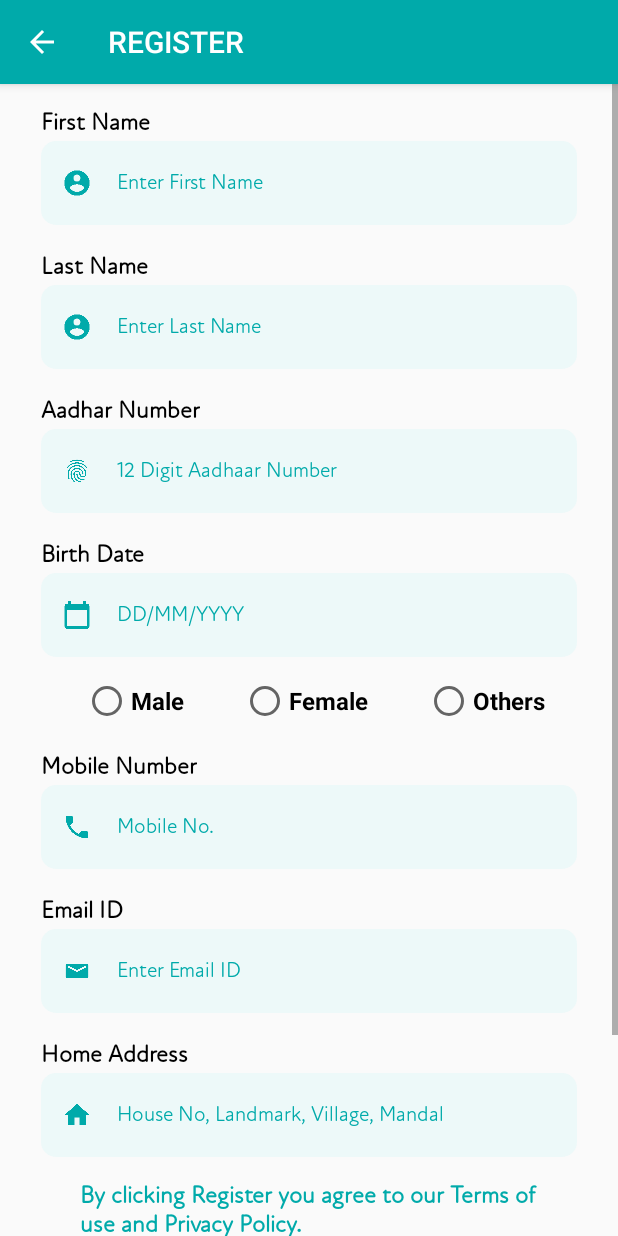
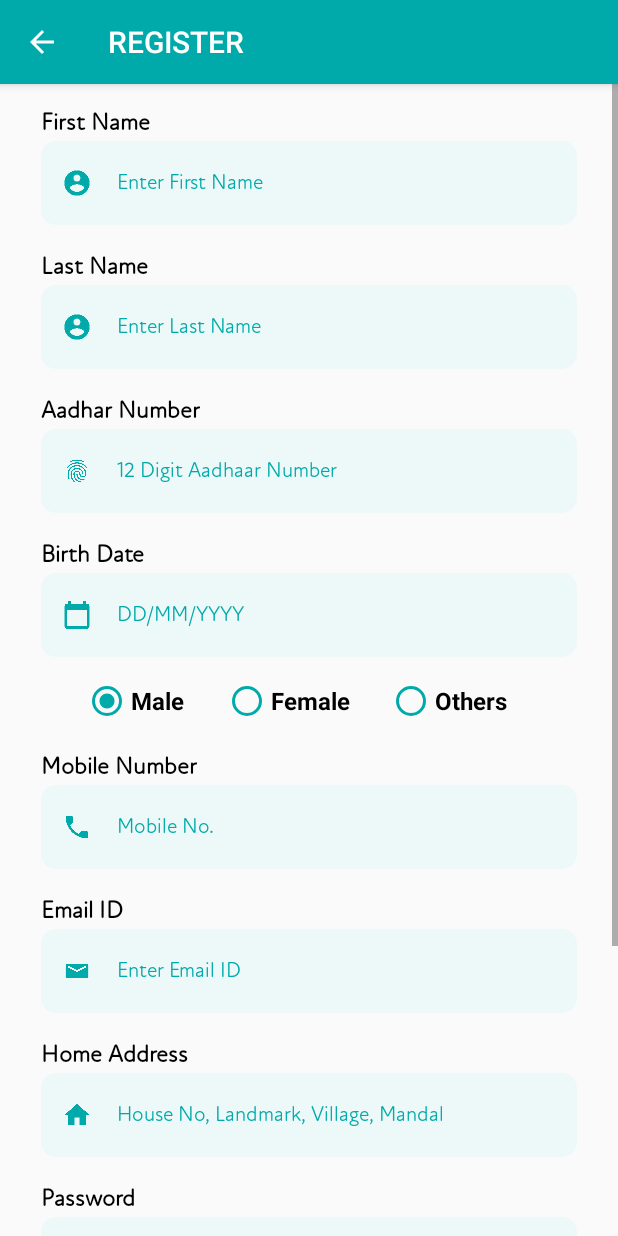
Before and after one commit to priyamshah112/bapatla-health, an Android app: the Registration screen opened directly, with no data from a screen before it, on a phone screen of 412 x 824 dp. Run offline under Robolectric (Android 15) with nearby library versions, the phone set to English and light mode, and no system bars.

Commit message:
registration logic done

```diff
--- a/app/src/main/AndroidManifest.xml
+++ b/app/src/main/AndroidManifest.xml
@@ -2,6 +2,7 @@
 <manifest xmlns:android="http://schemas.android.com/apk/res/android"
     package="com.droiduino.companionappcourse">
 
+    <uses-permission android:name="android.permission.INTERNET" />
     <!-- Permissions for Bluetooth access -->
     <uses-permission android:name="android.permission.BLUETOOTH" />
     <uses-permission android:name="android.permission.BLUETOOTH_ADMIN" />
--- a/app/src/main/res/layout/registration.xml
+++ b/app/src/main/res/layout/registration.xml
@@ -36,6 +36,7 @@
                 android:textStyle="bold" />
 
             <EditText
+                android:id="@+id/name"
                 android:layout_width="match_parent"
                 android:layout_height="56dp"
                 android:layout_marginStart="17dp"
@@ -49,7 +50,8 @@
                 android:textAlignment="textStart"
                 android:textColor="@color/colorPrimary"
                 android:textColorHint="@color/colorPrimary"
-                android:textSize="14sp" />
+                android:textSize="14sp"
+                android:textCursorDrawable = "@null"/>
 
             <TextView
                 android:layout_width="wrap_content"
@@ -65,6 +67,7 @@
                 android:textStyle="bold" />
 
             <EditText
+                android:id="@+id/surname"
                 android:layout_width="match_parent"
                 android:layout_height="56dp"
                 android:layout_marginStart="17dp"
@@ -78,7 +81,8 @@
                 android:textAlignment="textStart"
                 android:textColor="@color/colorPrimary"
                 android:textColorHint="@color/colorPrimary"
-                android:textSize="14sp" />
+                android:textSize="14sp"
+                android:textCursorDrawable = "@null"/>
 
             <TextView
                 android:layout_width="wrap_content"
@@ -94,6 +98,7 @@
                 android:textStyle="bold" />
 
             <EditText
+                android:id="@+id/aadhar_number"
                 android:layout_width="match_parent"
                 android:layout_height="56dp"
                 android:layout_marginStart="17dp"
@@ -107,7 +112,8 @@
                 android:textAlignment="textStart"
                 android:textColor="@color/colorPrimary"
                 android:textColorHint="@color/colorPrimary"
-                android:textSize="14sp" />
+                android:textSize="14sp"
+                android:textCursorDrawable = "@null"/>
 
             <TextView
                 android:layout_width="wrap_content"
@@ -123,6 +129,7 @@
                 android:textStyle="bold" />
 
             <EditText
+                android:id="@+id/birthday"
                 android:layout_width="match_parent"
                 android:layout_height="56dp"
                 android:layout_marginStart="17dp"
@@ -136,45 +143,52 @@
                 android:textAlignment="textStart"
                 android:textColor="@color/colorPrimary"
                 android:textColorHint="@color/colorPrimary"
-                android:textSize="14sp" />
+                android:textSize="14sp"
+                android:focusable="false"
+                android:clickable="true"
+                android:editable="false"/>
 
             <RadioGroup
-                android:id="@+id/radio_group"
+                android:id="@+id/gender_radio"
                 android:layout_width="match_parent"
                 android:layout_height="wrap_content"
                 android:layout_above="@+id/view_below"
                 android:layout_marginTop="13dp"
-                android:orientation="horizontal">
+                android:orientation="horizontal"
+                android:checkedButton="@+id/male">
 
                 <RadioButton
-                    android:id="@+id/radio1"
-                    android:layout_width="wrap_content"
+                    android:id="@+id/male"
+                    android:layout_width="30dp"
                     android:layout_height="wrap_content"
                     android:layout_marginStart="45dp"
                     android:layout_weight="1"
                     android:text="Male"
                     android:textSize="16sp"
-                    android:textStyle="bold" />
+                    android:textStyle="bold"
+                    android:buttonTint="@color/colorPrimary" />
 
                 <RadioButton
-                    android:id="@+id/radio2"
-                    android:layout_width="wrap_content"
+                    android:id="@+id/female"
+                    android:layout_width="45dp"
                     android:layout_height="wrap_content"
                     android:layout_marginStart="0dp"
                     android:layout_weight="1"
                     android:text="Female"
                     android:textSize="16sp"
-                    android:textStyle="bold" />
+                    android:textStyle="bold"
+                    android:buttonTint="@color/colorPrimary" />
 
                 <RadioButton
-                    android:id="@+id/radio3"
+                    android:id="@+id/others"
                     android:layout_width="wrap_content"
                     android:layout_height="wrap_content"
                     android:layout_marginStart="0dp"
                     android:layout_weight="1"
                     android:text="Others"
                     android:textSize="16sp"
-                    android:textStyle="bold" />
+                    android:textStyle="bold"
+                    android:buttonTint="@color/colorPrimary"/>
 
             </RadioGroup>
 
@@ -192,6 +206,7 @@
                 android:textStyle="bold" />
 
             <EditText
+                android:id="@+id/mobile"
                 android:layout_width="match_parent"
                 android:layout_height="56dp"
                 android:layout_marginStart="17dp"
@@ -205,7 +220,8 @@
                 android:textAlignment="textStart"
                 android:textColor="@color/colorPrimary"
                 android:textColorHint="@color/colorPrimary"
-                android:textSize="14sp" />
+                android:textSize="14sp"
+                android:textCursorDrawable = "@null"/>
 
             <TextView
                 android:layout_width="wrap_content"
@@ -221,6 +237,7 @@
                 android:textStyle="bold" />
 
             <EditText
+                android:id="@+id/email"
                 android:layout_width="match_parent"
                 android:layout_height="56dp"
                 android:layout_marginStart="17dp"
@@ -234,7 +251,8 @@
                 android:textAlignment="textStart"
                 android:textColor="@color/colorPrimary"
                 android:textColorHint="@color/colorPrimary"
-                android:textSize="14sp" />
+                android:textSize="14sp"
+                android:textCursorDrawable = "@null"/>
 
             <TextView
                 android:layout_width="wrap_content"
@@ -250,6 +268,7 @@
                 android:textStyle="bold" />
 
             <EditText
+                android:id="@+id/address"
                 android:layout_width="match_parent"
                 android:layout_height="56dp"
                 android:layout_marginStart="17dp"
@@ -263,7 +282,39 @@
                 android:textAlignment="textStart"
                 android:textColor="@color/colorPrimary"
                 android:textColorHint="@color/colorPrimary"
-                android:textSize="14sp" />
+                android:textSize="14sp"
+                android:textCursorDrawable = "@null" />
+
+            <TextView
+                android:layout_width="wrap_content"
+                android:layout_height="wrap_content"
+                android:layout_gravity="left"
+                android:layout_marginStart="17.5dp"
+                android:layout_marginTop="17.5dp"
+                android:layout_weight="0"
+                android:fontFamily="@font/attenroundnewbook"
+                android:text="Password"
+                android:textColor="@android:color/black"
+                android:textSize="16sp"
+                android:textStyle="bold" />
+
+            <EditText
+                android:id="@+id/password"
+                android:layout_width="match_parent"
+                android:layout_height="56dp"
+                android:layout_marginStart="17dp"
+                android:layout_marginTop="2.5dp"
+                android:layout_marginEnd="17dp"
+                android:background="@drawable/rounded_corners"
+                android:drawableLeft="@drawable/login_password_icon"
+                android:fontFamily="@font/attenroundnewbook"
+                android:hint="@string/register_password"
+                android:inputType="textPassword"
+                android:textAlignment="textStart"
+                android:textColor="@color/colorPrimary"
+                android:textColorHint="@color/colorPrimary"
+                android:textSize="14sp"
+                android:textCursorDrawable = "@null" />
 
             <TextView
                 android:layout_width="wrap_content"
@@ -276,6 +327,20 @@
                 android:paddingBottom="15dp"
                 android:text="By clicking Register you agree to our Terms of use and Privacy Policy."
                 android:textColor="@color/colorPrimary"
+                android:textSize="16sp"
+                android:textStyle="bold" />
+
+            <TextView
+                android:id="@+id/errorText"
+                android:layout_width="wrap_content"
+                android:layout_height="wrap_content"
+                android:layout_gravity="center"
+                android:layout_marginStart="43dp"
+                android:layout_marginTop="10dp"
+                android:layout_marginEnd="42.5dp"
+                android:fontFamily="@font/attenroundnewbook"
+                android:visibility="gone"
+                android:textColor="@android:color/holo_red_light"
                 android:textSize="16sp"
                 android:textStyle="bold" />
 
--- a/app/src/main/res/values/colors.xml
+++ b/app/src/main/res/values/colors.xml
@@ -7,4 +7,5 @@
     <color name="colorYellow1">#F39800</color>
     <color name="colorGrey">#797979</color>
 
+
 </resources>
--- a/app/src/main/res/values/strings.xml
+++ b/app/src/main/res/values/strings.xml
@@ -15,6 +15,7 @@
     <string name="register_mobile_no">Mobile No.</string>
     <string name="register_email_id">Enter Email ID</string>
     <string name="register_home_address">House No, Landmark, Village, Mandal</string>
+    <string name="register_password">Enter Password</string>
 
     <string name="travel_city">Enter City</string>
     <string name="travel_state">Enter State</string>
--- a/app/src/main/res/values/styles.xml
+++ b/app/src/main/res/values/styles.xml
@@ -15,4 +15,8 @@
         <item name="itemIconTint">@color/colorAccent</item>
         <item name="itemTextColor">@color/colorAccent</item>
     </style>
+
+    <style name="DialogTheme" parent="Theme.AppCompat.Light.Dialog">
+        <item name="colorAccent">@color/colorPrimary</item>
+    </style>
 </resources>
```
Also changed, not shown: app/src/main/java/com/droiduino/companionappcourse/Registration.java (+203 -11 lines).
